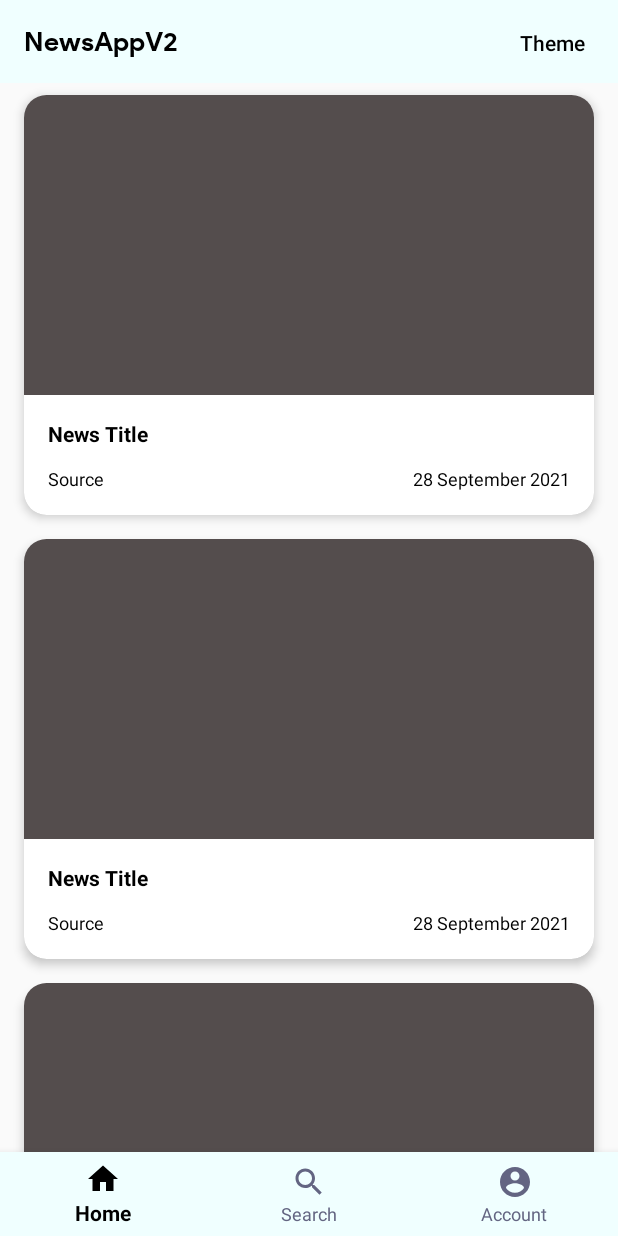
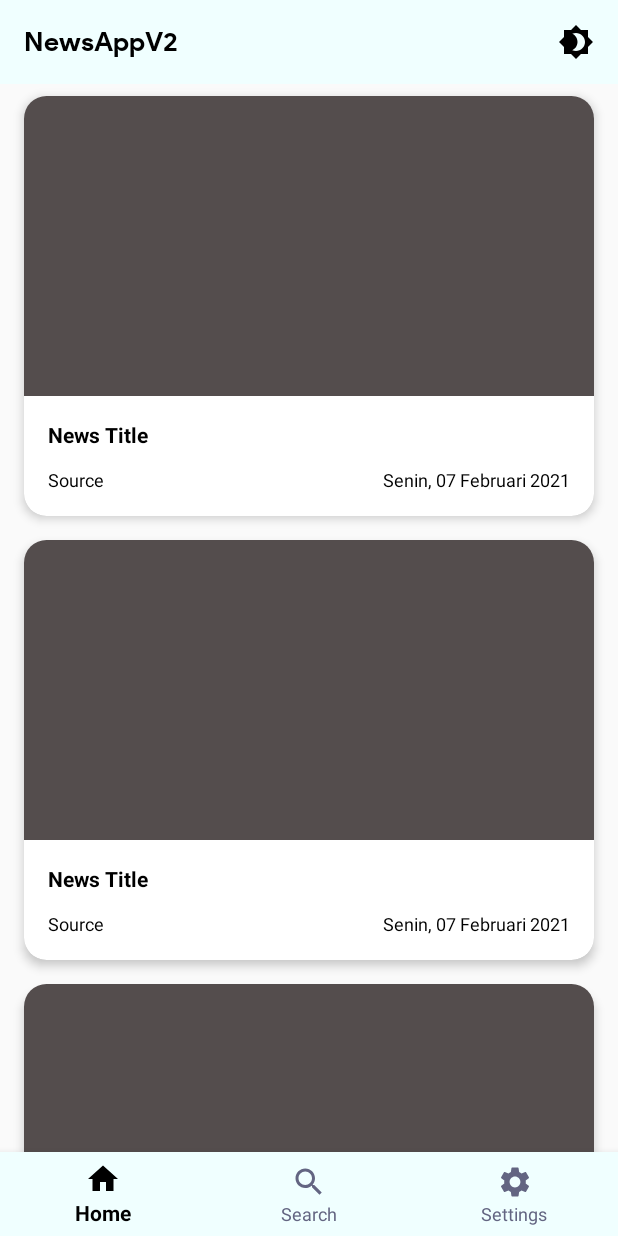
Before and after one commit to alvinaby/NewsAppV2, an Android app: the layout activity_main.xml on its own in the app's theme, with its tools: preview values and no code run, on a phone screen of 412 x 824 dp. Run offline under Robolectric (Android 15) with nearby library versions, the phone set to English and light mode, and no system bars; network calls fail.

Commit message:
refactor: navbar tab, presenter and repository cleanup

```diff
--- a/app/src/main/java/com/alvinaby/newsappv2/MainActivity.kt
+++ b/app/src/main/java/com/alvinaby/newsappv2/MainActivity.kt
@@ -58,8 +58,8 @@ class MainActivity : AppCompatActivity(), ViewInterface {
         binding.navbar.setOnItemSelectedListener { menu ->
             when (menu.itemId) {
                 R.id.home -> binding.newsView.smoothScrollToPosition(0)
-                R.id.search -> Toast.makeText(this, "Search", Toast.LENGTH_SHORT).show()
-                R.id.account -> Toast.makeText(this, "Account", Toast.LENGTH_SHORT).show()
+                R.id.search -> Toast.makeText(this, "Coming Soon!", Toast.LENGTH_SHORT).show()
+                R.id.settings -> Toast.makeText(this, "Coming soon!", Toast.LENGTH_SHORT).show()
             }
             true
         }
--- a/app/src/main/java/com/alvinaby/newsappv2/repository/NewsRepoInterface.kt
+++ b/app/src/main/java/com/alvinaby/newsappv2/repository/NewsRepoInterface.kt
@@ -4,5 +4,5 @@ import com.alvinaby.newsappv2.model.Responses
 import io.reactivex.Observable
 
 interface NewsRepoInterface {
-    fun getNews(): Observable<Responses>
+    fun getNews(country: String): Observable<Responses>
 }
--- a/app/src/main/res/drawable/ic_account_circle.xml
+++ /dev/null
@@ -1,10 +0,0 @@
-<vector xmlns:android="http://schemas.android.com/apk/res/android"
-    android:width="24dp"
-    android:height="24dp"
-    android:viewportWidth="24"
-    android:viewportHeight="24"
-    android:tint="#000000">
-    <path
-        android:fillColor="#FF000000"
-        android:pathData="M12,2C6.48,2 2,6.48 2,12s4.48,10 10,10 10,-4.48 10,-10S17.52,2 12,2zM12,5c1.66,0 3,1.34 3,3s-1.34,3 -3,3 -3,-1.34 -3,-3 1.34,-3 3,-3zM12,19.2c-2.5,0 -4.71,-1.28 -6,-3.22 0.03,-1.99 4,-3.08 6,-3.08 1.99,0 5.97,1.09 6,3.08 -1.29,1.94 -3.5,3.22 -6,3.22z"/>
-</vector>
--- /dev/null
+++ b/app/src/main/res/drawable/ic_settings.xml
@@ -0,0 +1,10 @@
+<vector xmlns:android="http://schemas.android.com/apk/res/android"
+    android:width="24dp"
+    android:height="24dp"
+    android:viewportWidth="24"
+    android:viewportHeight="24"
+    android:tint="#000000">
+  <path
+      android:fillColor="#FF000000"
+      android:pathData="M19.14,12.94c0.04,-0.3 0.06,-0.61 0.06,-0.94c0,-0.32 -0.02,-0.64 -0.07,-0.94l2.03,-1.58c0.18,-0.14 0.23,-0.41 0.12,-0.61l-1.92,-3.32c-0.12,-0.22 -0.37,-0.29 -0.59,-0.22l-2.39,0.96c-0.5,-0.38 -1.03,-0.7 -1.62,-0.94L14.4,2.81c-0.04,-0.24 -0.24,-0.41 -0.48,-0.41h-3.84c-0.24,0 -0.43,0.17 -0.47,0.41L9.25,5.35C8.66,5.59 8.12,5.92 7.63,6.29L5.24,5.33c-0.22,-0.08 -0.47,0 -0.59,0.22L2.74,8.87C2.62,9.08 2.66,9.34 2.86,9.48l2.03,1.58C4.84,11.36 4.8,11.69 4.8,12s0.02,0.64 0.07,0.94l-2.03,1.58c-0.18,0.14 -0.23,0.41 -0.12,0.61l1.92,3.32c0.12,0.22 0.37,0.29 0.59,0.22l2.39,-0.96c0.5,0.38 1.03,0.7 1.62,0.94l0.36,2.54c0.05,0.24 0.24,0.41 0.48,0.41h3.84c0.24,0 0.44,-0.17 0.47,-0.41l0.36,-2.54c0.59,-0.24 1.13,-0.56 1.62,-0.94l2.39,0.96c0.22,0.08 0.47,0 0.59,-0.22l1.92,-3.32c0.12,-0.22 0.07,-0.47 -0.12,-0.61L19.14,12.94zM12,15.6c-1.98,0 -3.6,-1.62 -3.6,-3.6s1.62,-3.6 3.6,-3.6s3.6,1.62 3.6,3.6S13.98,15.6 12,15.6z"/>
+</vector>
--- /dev/null
+++ b/app/src/main/res/drawable/ic_theme.xml
@@ -0,0 +1,10 @@
+<vector xmlns:android="http://schemas.android.com/apk/res/android"
+    android:width="24dp"
+    android:height="24dp"
+    android:viewportWidth="24"
+    android:viewportHeight="24"
+    android:tint="#000000">
+  <path
+      android:fillColor="#FF000000"
+      android:pathData="M20,8.69V4h-4.69L12,0.69 8.69,4H4v4.69L0.69,12 4,15.31V20h4.69L12,23.31 15.31,20H20v-4.69L23.31,12 20,8.69zM12,18c-0.89,0 -1.74,-0.2 -2.5,-0.55C11.56,16.5 13,14.42 13,12s-1.44,-4.5 -3.5,-5.45C10.26,6.2 11.11,6 12,6c3.31,0 6,2.69 6,6s-2.69,6 -6,6z"/>
+</vector>
--- a/app/src/main/res/layout/activity_main.xml
+++ b/app/src/main/res/layout/activity_main.xml
@@ -32,15 +32,15 @@
             android:layout_weight="1"/>
 
         <!-- Theme -->
-        <Button
+        <ImageButton
             android:id="@+id/themeBtn"
             android:layout_width="wrap_content"
             android:layout_height="wrap_content"
             android:padding="16dp"
             android:background="@android:color/transparent"
-            android:text="@string/theme"
-            android:textColor="@color/text"
-            android:textAllCaps="false"/>
+            android:src="@drawable/ic_theme"
+            android:contentDescription="@string/theme"
+            app:tint="@color/icon"/>
 
     </LinearLayout>
 
@@ -71,6 +71,6 @@
         android:background="@color/navbarBg"
         app:itemIconTint="@color/navbar_button_color"
         app:itemTextColor="@color/navbar_button_color"
-        app:menu="@menu/navbar_button"/>
+        app:menu="@menu/navbar_button" />
 
 </RelativeLayout>
--- a/app/src/main/res/menu/navbar_button.xml
+++ b/app/src/main/res/menu/navbar_button.xml
@@ -12,8 +12,8 @@
         android:icon="@drawable/ic_search"/>
 
     <item
-        android:id="@+id/account"
-        android:title="@string/account"
-        android:icon="@drawable/ic_account_circle"/>
+        android:id="@+id/settings"
+        android:title="@string/settings"
+        android:icon="@drawable/ic_settings"/>
 
 </menu>
--- a/app/src/main/res/values/strings.xml
+++ b/app/src/main/res/values/strings.xml
@@ -3,10 +3,10 @@
     <string name="newsTitle">News Title</string>
     <string name="newsImage">News Image</string>
     <string name="source">Source</string>
-    <string name="date">28 September 2021</string>
+    <string name="date">Senin, 07 Februari 2021</string>
     <string name="home">Home</string>
     <string name="search">Search</string>
-    <string name="account">Account</string>
+    <string name="settings">Settings</string>
     <string name="theme">Theme</string>
     <string name="webview">WebView</string>
     <string name="close">close</string>
```
Also changed, not shown: app/src/main/java/com/alvinaby/newsappv2/presenter/NewsPresenter.kt (+10 -1 lines), app/src/main/java/com/alvinaby/newsappv2/repository/NewsRepo.kt (+4 -14 lines).
